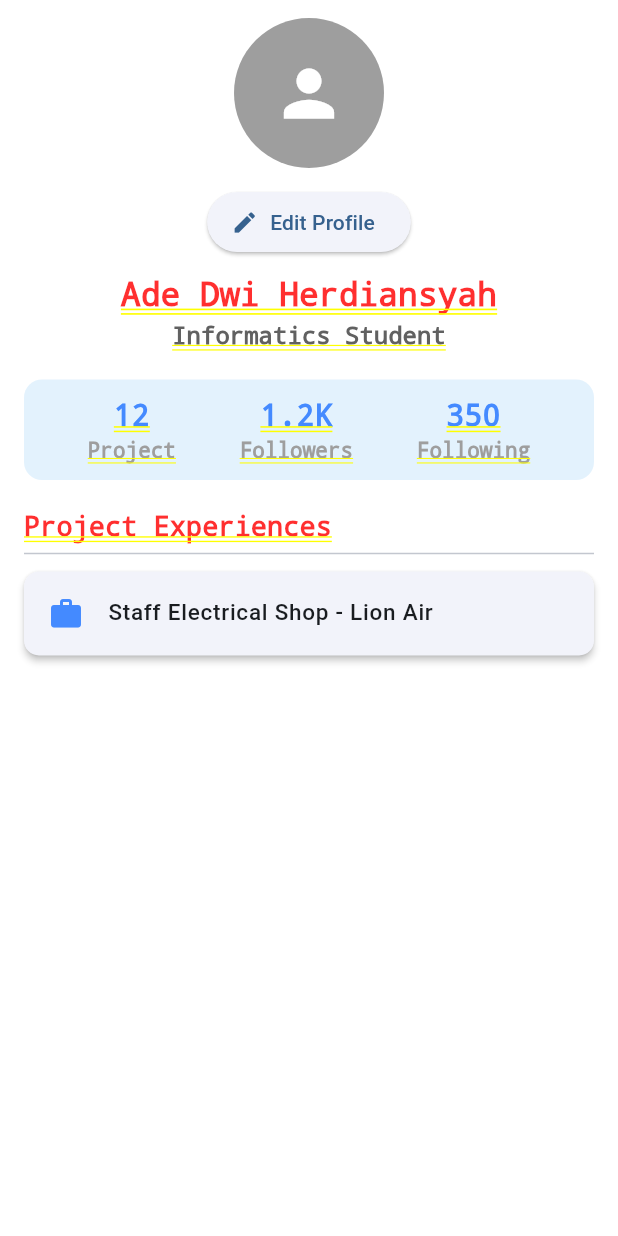
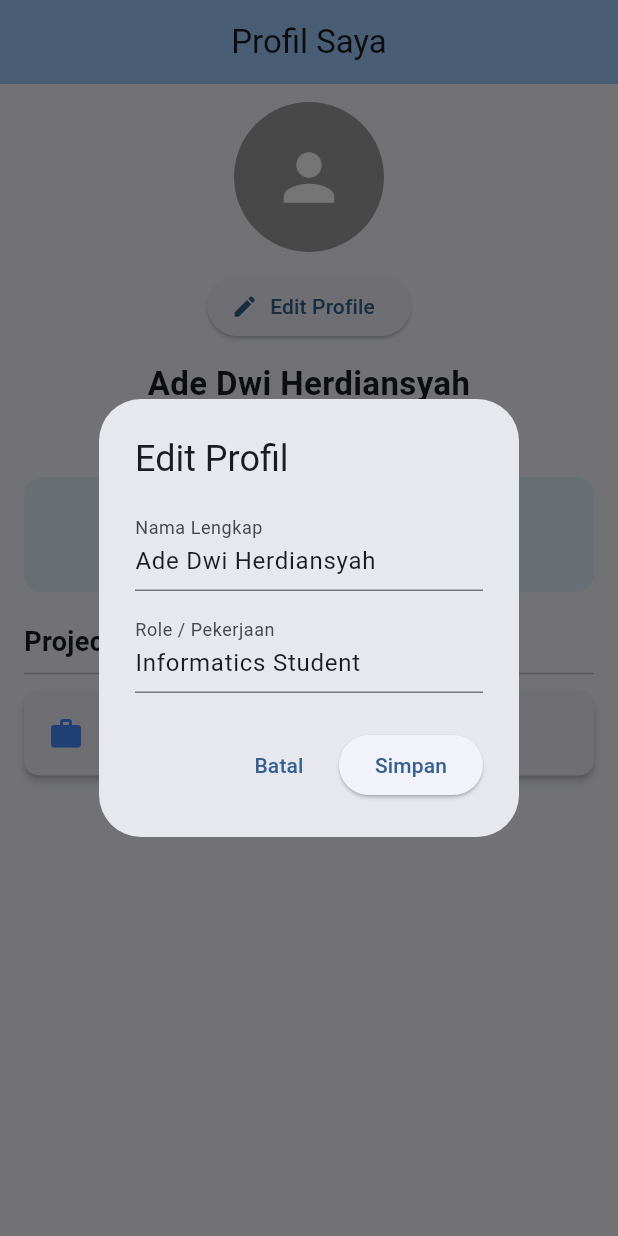
Before and after one commit to adedwi208/flutter_assignment5, a Flutter app: the screen it shows after launch, after a tap on "Edit Profile", on a phone screen of 412 x 824 dp. Run offline on Flutter 3.47's test engine with Material 3 defaults, Android fonts, the phone set to English and light mode, and no system bars.

Commit message:
refactor: convert ProfilePage to StatefulWidget for dynamic data

```diff
--- a/lib/main.dart
+++ b/lib/main.dart
@@ -17,7 +17,7 @@ class MainApp extends StatelessWidget {
         colorScheme: ColorScheme.fromSeed(seedColor: Colors.blue),
         useMaterial3: true,
       ),
-      home: const ProfileInfo(),
+      home: const ProfilePage(),
     );
   }
 }
--- a/lib/profile_page.dart
+++ b/lib/profile_page.dart
@@ -1,7 +1,77 @@
 import 'package:flutter/material.dart';
 
-class ProfilePage extends StatelessWidget {
+class ProfilePage extends StatefulWidget {
   const ProfilePage({super.key});
+
+  @override
+  State<ProfilePage> createState() => _ProfilePageState();
+}
+
+class _ProfilePageState extends State<ProfilePage> {
+  // Variabel state dinamis (tidak lagi di-hardcode di dalam StatelessWidget)
+  String userName = "Ade Dwi Herdiansyah";
+  String role = "Informatics Student";
+
+  final List<String> experiences = const ["Staff Electrical Shop - Lion Air"];
+
+  // Controller untuk menangani input dari Dialog Edit
+  final TextEditingController _nameController = TextEditingController();
+  final TextEditingController _roleController = TextEditingController();
+
+  @override
+  void dispose() {
+    _nameController.dispose();
+    _roleController.dispose();
+    super.dispose();
+  }
+
+  // Fungsi untuk menampilkan dialog input pengubahan data profil
+  void _showEditProfileDialog() {
+    _nameController.text = userName;
+    _roleController.text = role;
+
+    showDialog(
+      context: context,
+      builder: (context) {
+        return AlertDialog(
+          title: const Text('Edit Profil'),
+          content: Column(
+            mainAxisSize: MainAxisSize.min,
+            children: [
+              TextField(
+                controller: _nameController,
+                decoration: const InputDecoration(labelText: 'Nama Lengkap'),
+              ),
+              const SizedBox(height: 12),
+              TextField(
+                controller: _roleController,
+                decoration: const InputDecoration(
+                  labelText: 'Role / Pekerjaan',
+                ),
+              ),
+            ],
+          ),
+          actions: [
+            TextButton(
+              onPressed: () => Navigator.pop(context),
+              child: const Text('Batal'),
+            ),
+            ElevatedButton(
+              onPressed: () {
+                // Mengubah state secara dinamis menggunakan setState
+                setState(() {
+                  userName = _nameController.text;
+                  role = _roleController.text;
+                });
+                Navigator.pop(context);
+              },
+              child: const Text('Simpan'),
+            ),
+          ],
+        );
+      },
+    );
+  }
 
   @override
   Widget build(BuildContext context) {
@@ -11,40 +81,33 @@ class ProfilePage extends StatelessWidget {
         backgroundColor: Theme.of(context).colorScheme.inversePrimary,
         centerTitle: true,
       ),
-      body: SingleChildScrollView(child: ProfileInfo()),
-    );
-  }
-}
-
-class ProfileInfo extends StatelessWidget {
-  const ProfileInfo({super.key});
-
-  final String userName = "Ade Dwi Herdiansyah";
-  final String role = "Informatics Student";
-
-  final List<String> experiences = const ["Staff Electrical Shop - Lion Air"];
-
-  @override
-  Widget build(BuildContext context) {
-    return Padding(
+      body: SingleChildScrollView(
+        child: Padding(
           padding: const EdgeInsets.symmetric(horizontal: 16.0, vertical: 12.0),
           child: Column(
             children: [
-          // 1. Profile Avatar & Tombol Edit (Di posisi paling atas)
-          ProfileAvatar(userName: userName, role: role),
+              // 1. Avatar & Tombol Edit (Aksi dipassing ke dialog input)
+              ProfileAvatar(
+                userName: userName,
+                role: role,
+                onEditPressed: _showEditProfileDialog,
+              ),
 
               const SizedBox(height: 12),
 
-          // 2. Nama Lengkap
+              // 2. Teks Nama Dinamis
               Text(
                 userName,
-            style: const TextStyle(fontSize: 22, fontWeight: FontWeight.bold),
+                style: const TextStyle(
+                  fontSize: 22,
+                  fontWeight: FontWeight.bold,
+                ),
                 textAlign: TextAlign.center,
               ),
 
               const SizedBox(height: 4),
 
-          // 3. Role / Subtitle
+              // 3. Teks Role Dinamis
               Text(
                 role,
                 style: TextStyle(fontSize: 16, color: Colors.grey[700]),
@@ -53,12 +116,12 @@ class ProfileInfo extends StatelessWidget {
 
               const SizedBox(height: 20),
 
-          // 4. Baris Statistik (Project, Followers, Following)
+              // 4. Baris Statistik
               const ProfileStats(),
 
               const SizedBox(height: 20),
 
-          // 5. Header Judul Project Experiences
+              // 5. Judul Project Experiences
               const Align(
                 alignment: Alignment.centerLeft,
                 child: Text(
@@ -69,7 +132,7 @@ class ProfileInfo extends StatelessWidget {
 
               const Divider(height: 16),
 
-          // 6. ListView Pengalaman Menggunakan ExperienceCard
+              // 6. ListView Pengalaman
               ListView.builder(
                 shrinkWrap: true,
                 physics: const NeverScrollableScrollPhysics(),
@@ -80,16 +143,24 @@ class ProfileInfo extends StatelessWidget {
               ),
             ],
           ),
+        ),
+      ),
     );
   }
 }
 
-/// Custom Widget: Avatar & Tombol Edit Profile
+/// Custom Widget: Avatar & Tombol Edit Profile (Menerima Callback OnPressed)
 class ProfileAvatar extends StatelessWidget {
   final String userName;
   final String role;
+  final VoidCallback onEditPressed;
 
-  const ProfileAvatar({super.key, required this.userName, required this.role});
+  const ProfileAvatar({
+    super.key,
+    required this.userName,
+    required this.role,
+    required this.onEditPressed,
+  });
 
   @override
   Widget build(BuildContext context) {
@@ -102,13 +173,7 @@ class ProfileAvatar extends StatelessWidget {
         ),
         const SizedBox(height: 12),
         ElevatedButton.icon(
-          onPressed: () {
-            ScaffoldMessenger.of(context).showSnackBar(
-              const SnackBar(
-                content: Text("Fitur Edit belum tersedia saat ini."),
-              ),
-            );
-          },
+          onPressed: onEditPressed,
           icon: const Icon(Icons.edit, size: 18),
           label: const Text("Edit Profile"),
         ),
@@ -167,7 +232,7 @@ class StatItem extends StatelessWidget {
   }
 }
 
-/// Custom Widget: Card Item Pengalaman dalam ListView
+/// Custom Widget: Card Item Pengalaman
 class ExperienceCard extends StatelessWidget {
   final String title;
   final IconData icon;
```
Lines whose indentation alone changed are shown as unchanged.
